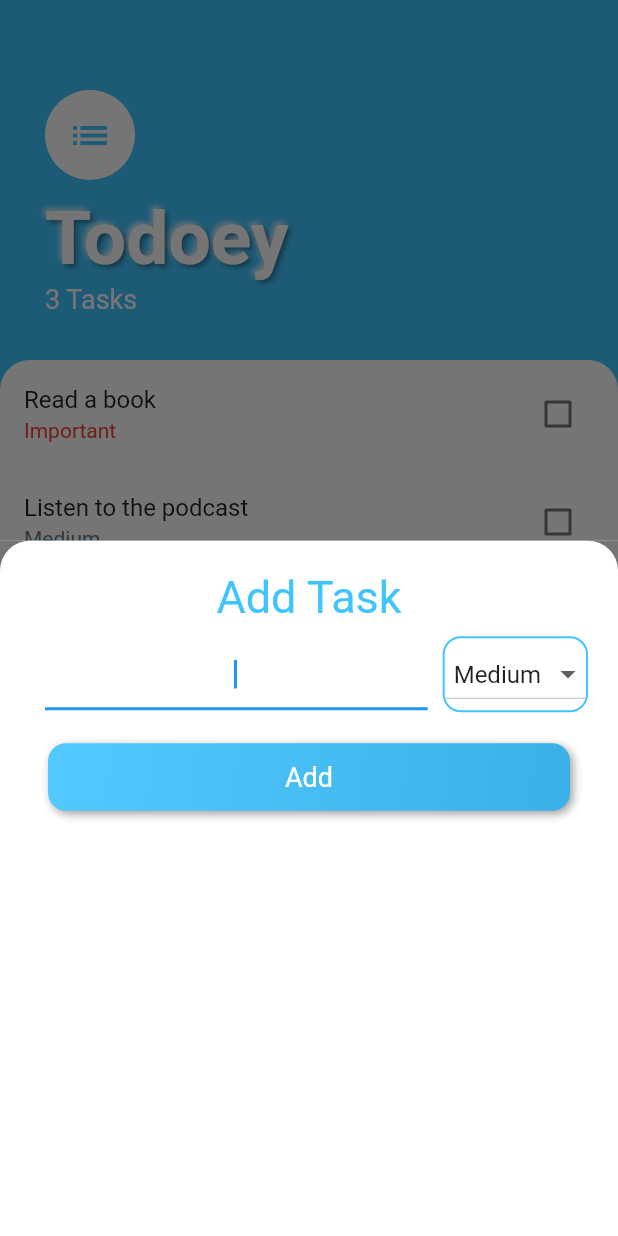
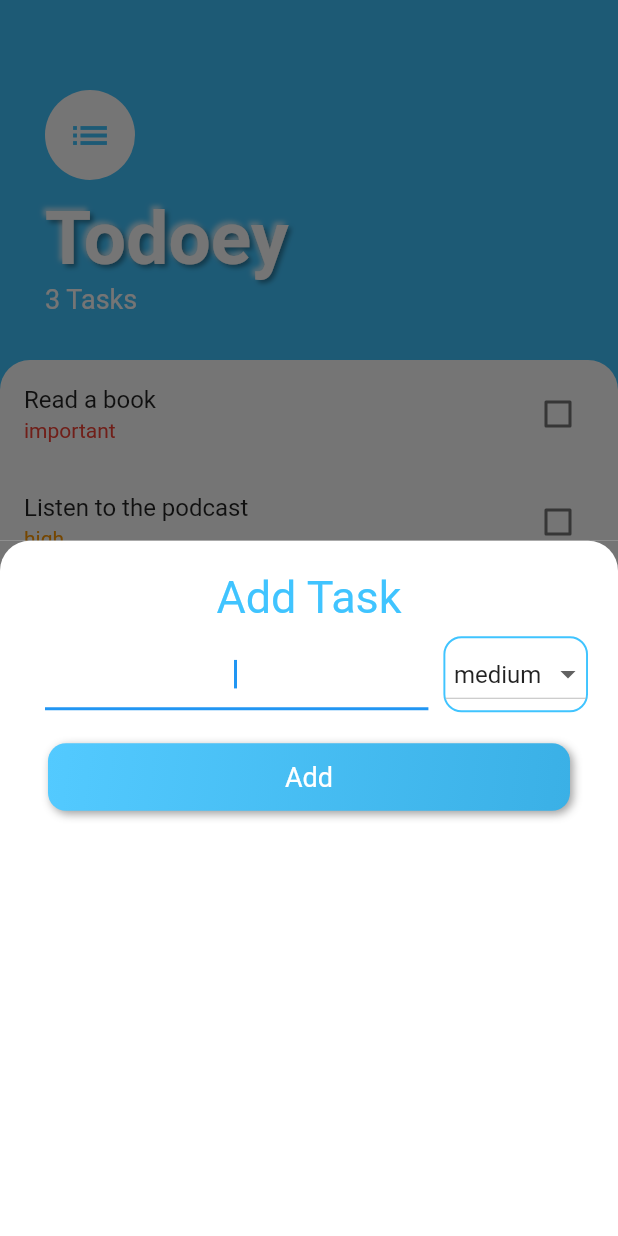
Before and after one commit to Amirnlz/Todoey, a Flutter app: the screen it shows after launch, after a tap on the "add" icon, on a phone screen of 412 x 824 dp. Run offline on Flutter 3.47's test engine with Material 2 defaults, Android fonts, the phone set to English and light mode, and no system bars; drawn by our look-alikes of flutter_neumorphic.

Commit message:
Add sorting functions

```diff
--- a/lib/constants.dart
+++ b/lib/constants.dart
@@ -1,36 +1,29 @@
 import 'package:flutter/material.dart';
 import 'package:flutter_neumorphic/flutter_neumorphic.dart';
 
-List<String> priorityList = [
-  'Important',
-  'High',
-  'Medium',
-  'Low',
-  'Optional',
+enum Priority {
+  important,
+  high,
+  medium,
+  low,
+  optional,
+}
+
+List<Priority> priorityList = [
+  Priority.important,
+  Priority.high,
+  Priority.medium,
+  Priority.low,
+  Priority.optional,
 ];
 
-List<Text> priorityList2 = const [
-  Text(
-    'Important',
-    style: TextStyle(color: Colors.red),
-  ),
-  Text(
-    'High',
-    style: TextStyle(color: Colors.orange),
-  ),
-  Text(
-    'Medium',
-    style: TextStyle(color: Colors.blueGrey),
-  ),
-  Text(
-    'Low',
-    style: TextStyle(color: Colors.green),
-  ),
-  Text(
-    'Optional',
-    style: TextStyle(color: Colors.purple),
-  ),
-];
+extension ParseToString on Priority {
+  String toShortString() {
+    return toString().split('.').last;
+  }
+
+  int comparePriority(Priority other) => index.compareTo(other.index);
+}
 
 final kDropDownDecoration = BoxDecoration(
   borderRadius: const BorderRadius.all(Radius.circular(12)),
--- a/lib/models/task.dart
+++ b/lib/models/task.dart
@@ -1,12 +1,14 @@
+import 'package:todoey_flutter/constants.dart';
+
 class Task {
   late final String description;
   bool isDone;
-  String taskPriority;
+  Priority taskPriority;
 
   Task({
     required this.description,
     this.isDone = false,
-    this.taskPriority = 'Medium',
+    this.taskPriority = Priority.medium,
   });
 
   void toggleDone() {
--- a/lib/models/task_data.dart
+++ b/lib/models/task_data.dart
@@ -1,12 +1,13 @@
 import 'task.dart';
 import 'package:flutter/foundation.dart';
 import 'dart:collection';
+import 'package:todoey_flutter/constants.dart';
 
 class TaskData extends ChangeNotifier {
   final List<Task> _tasks = [
-    Task(description: 'Read a book', taskPriority: 'Important'),
-    Task(description: 'Listen to the podcast', taskPriority: 'Medium'),
-    Task(description: 'Watch the movie', taskPriority: 'Low'),
+    Task(description: 'Read a book', taskPriority: Priority.important),
+    Task(description: 'Listen to the podcast', taskPriority: Priority.high),
+    Task(description: 'Watch the movie', taskPriority: Priority.low),
   ];
 
   UnmodifiableListView<Task> get getTasks {
@@ -17,13 +18,16 @@ class TaskData extends ChangeNotifier {
     return _tasks.length;
   }
 
-  void addTask(String taskTitle, String taskPriority) {
+  void addTask(String taskTitle, Priority taskPriority) {
     _tasks.add(Task(description: taskTitle, taskPriority: taskPriority));
+    sortByPriority();
     notifyListeners();
   }
 
   void updateTask(Task task) {
     task.toggleDone();
+    sortByPriority();
+    sortListByNotFinished();
     notifyListeners();
   }
 
@@ -31,4 +35,24 @@ class TaskData extends ChangeNotifier {
     _tasks.remove(task);
     notifyListeners();
   }
+
+  void sortListByNotFinished() {
+    for (int i = 0; i < _tasks.length; i++) {
+      final task = _tasks[i];
+      if (task.isDone) {
+        _tasks.remove(task);
+        _tasks.insert(_tasks.length, task);
+      }
+    }
+  }
+
+  void sortByPriority() {
+    _tasks.sort((a, b) {
+      if (a.isDone == b.isDone) {
+        return a.taskPriority.comparePriority(b.taskPriority);
+      } else {
+        return 0;
+      }
+    });
+  }
 }
--- a/lib/screens/add_task_screen.dart
+++ b/lib/screens/add_task_screen.dart
@@ -14,19 +14,7 @@ class AddTaskScreen extends StatefulWidget {
 
 class _AddTaskScreenState extends State<AddTaskScreen> {
   late String taskTitle;
-  String taskPriority = 'Medium';
-
-  List<DropdownMenuItem<String>> getDropDownItems() {
-    List<DropdownMenuItem<String>> itemList = [];
-    for (String priority in priorityList) {
-      var newItem = DropdownMenuItem(
-        child: Text(priority),
-        value: priority,
-      );
-      itemList.add(newItem);
-    }
-    return itemList;
-  }
+  Priority taskPriority = Priority.medium;
 
   @override
   Widget build(BuildContext context) {
@@ -70,8 +58,13 @@ class _AddTaskScreenState extends State<AddTaskScreen> {
                 Container(
                   // color: Colors.red,
                   decoration: kDropDownDecoration,
-                  child: DropdownButton<String>(
-                    items: getDropDownItems(),
+                  child: DropdownButton<Priority>(
+                    items: Priority.values
+                        .map((priorities) => DropdownMenuItem(
+                              child: Text(priorities.toShortString()),
+                              value: priorities,
+                            ))
+                        .toList(),
                     value: taskPriority,
                     onChanged: (value) {
                       setState(() {
--- a/lib/widgets/task_tile.dart
+++ b/lib/widgets/task_tile.dart
@@ -1,9 +1,10 @@
 import 'package:flutter/material.dart';
+import 'package:todoey_flutter/constants.dart';
 
 class TaskTile extends StatelessWidget {
   final bool isChecked;
   final String taskTitle;
-  final String taskPriority;
+  final Priority taskPriority;
   final Function(bool?) checkCallback;
   final Function()? logPressCallback;
 
@@ -17,13 +18,13 @@ class TaskTile extends StatelessWidget {
       : super(key: key);
 
   Color getPriorityColor() {
-    if (taskPriority == 'Important') {
+    if (taskPriority == Priority.important) {
       return Colors.red;
-    } else if (taskPriority == 'High') {
+    } else if (taskPriority == Priority.high) {
       return Colors.orange;
-    } else if (taskPriority == 'Medium') {
+    } else if (taskPriority == Priority.medium) {
       return Colors.blueGrey;
-    } else if (taskPriority == 'Low') {
+    } else if (taskPriority == Priority.low) {
       return Colors.green;
     } else {
       return Colors.purple;
@@ -45,7 +46,7 @@ class TaskTile extends StatelessWidget {
         onChanged: checkCallback,
       ),
       subtitle: Text(
-        taskPriority,
+        taskPriority.toShortString(),
         style: TextStyle(
           color: getPriorityColor(),
         ),
```
Also changed, not shown: 1 other file.
